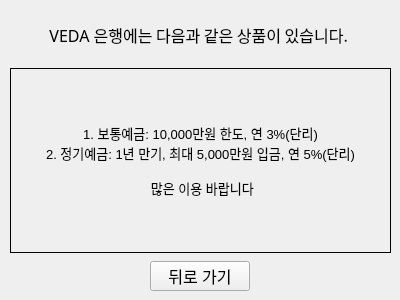
This is showproducts.ui in jejuvita01/VEDA_BankManagement as Qt 5 draws it before an edit. The edited form follows.
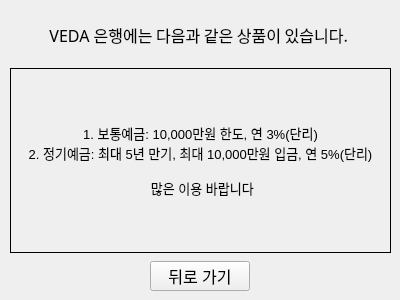
This is the edited form.

Commit message: feat: 입출금 상하한선 제한

The edit to the form file:
```diff
--- a/showproducts.ui
+++ b/showproducts.ui
@@ -87,7 +87,7 @@
       </property>
       <property name="text">
        <string>1. 보통예금: 10,000만원 한도, 연 3%(단리)
-2. 정기예금: 1년 만기, 최대 5,000만원 입금, 연 5%(단리)
+2. 정기예금: 최대 5년 만기, 최대 10,000만원 입금, 연 5%(단리)
 
  많은 이용 바랍니다</string>
       </property>
```
The commit also changes 1 other file.
